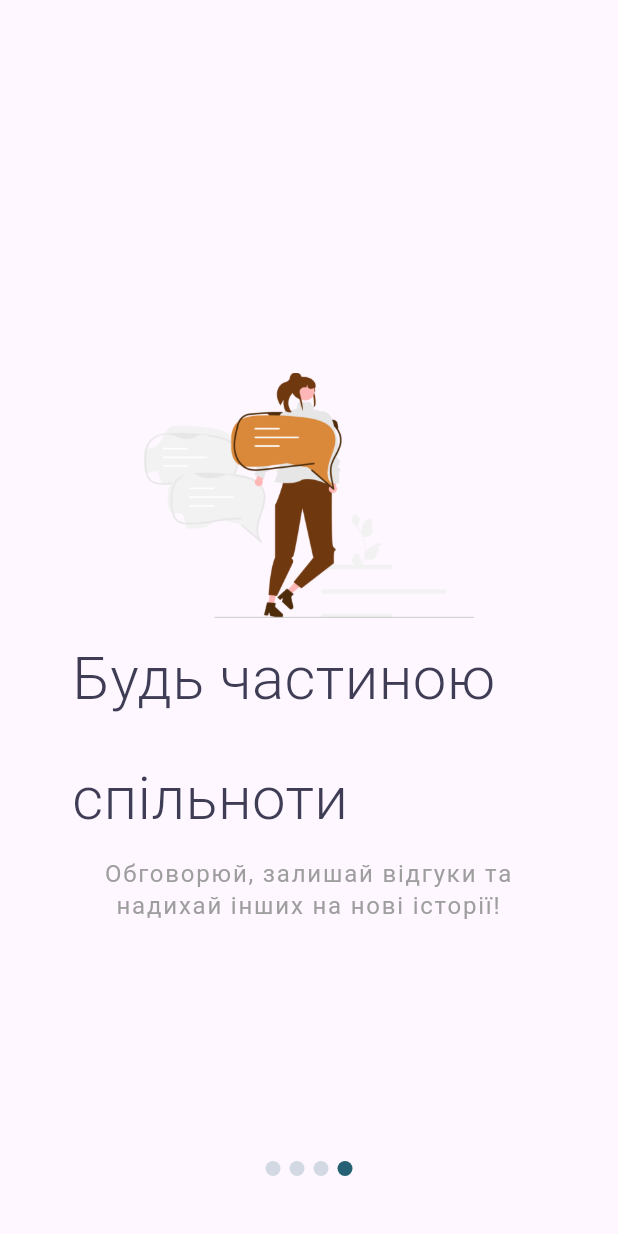
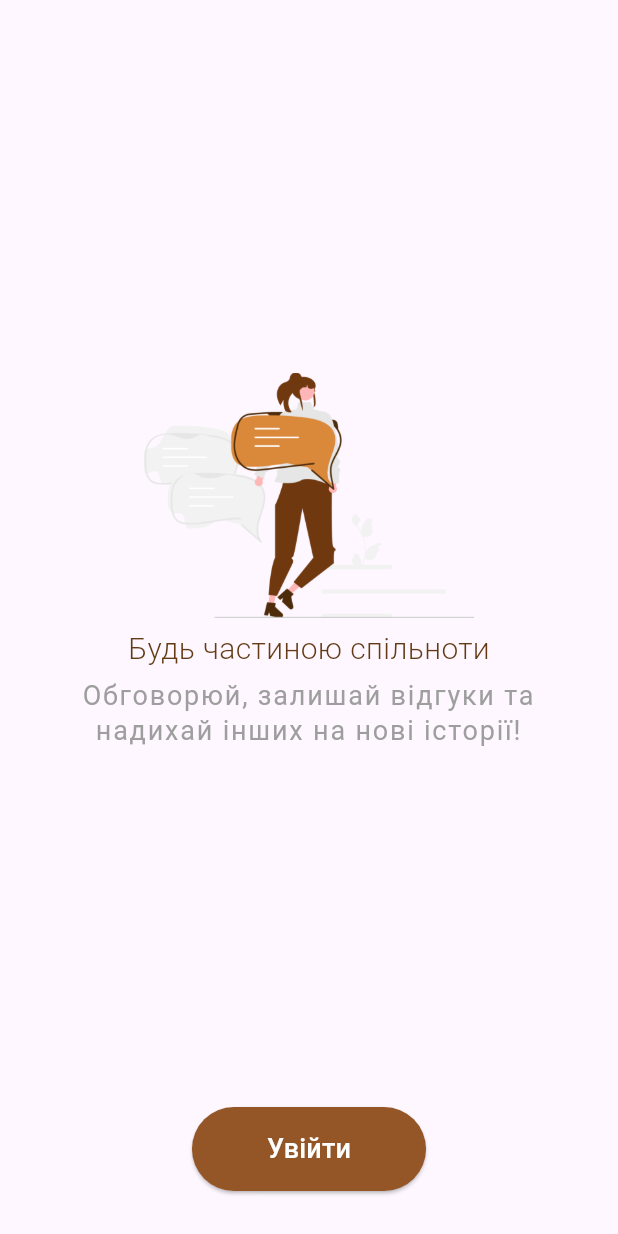
Before and after one commit to stus4/toread, a Flutter app: the screen it shows after launch, swiped to page 4, on a phone screen of 412 x 824 dp. Run offline on Flutter 3.47's test engine with Material 3 defaults, Android fonts, the phone set to English and light mode, and no system bars; drawn by our look-alikes of auto_size_text.

Commit message:
login button

```diff
--- a/lib/main.dart
+++ b/lib/main.dart
@@ -1,7 +1,5 @@
 import 'package:flutter/material.dart';
-import 'package:toread/items.dart';
-import 'package:flutter/services.dart';
-import 'package:flutter/gestures.dart';
+import 'welcome_screen.dart';
 
 void main() => runApp(MyApp());
 
@@ -15,163 +13,3 @@
     );
   }
 }
-
-class WelcomeScreen extends StatefulWidget {
-  @override
-  _WelcomeScreenState createState() => _WelcomeScreenState();
-}
-
-class _WelcomeScreenState extends State<WelcomeScreen> {
-  List<Widget> slides = items
-      .map((item) => Container(
-            padding: EdgeInsets.symmetric(horizontal: 18.0),
-            child: Column(
-              children: <Widget>[
-                Flexible(
-                  flex: 1,
-                  fit: FlexFit.tight,
-                  child: Image.asset(
-                    item['image'],
-                    fit: BoxFit.fitWidth,
-                    width: 220.0,
-                    alignment: Alignment.bottomCenter,
-                  ),
-                ),
-                Flexible(
-                  flex: 1,
-                  fit: FlexFit.tight,
-                  child: Container(
-                    padding: EdgeInsets.symmetric(horizontal: 30.0),
-                    child: Column(
-                      children: <Widget>[
-                        Text(
-                          item['header'],
-                          style: TextStyle(
-                              fontSize: 40.0,
-                              fontWeight: FontWeight.w300,
-                              color: Color(0XFF3F3D56),
-                              height: 2.0),
-                        ),
-                        Text(
-                          item['description'],
-                          style: TextStyle(
-                              color: Colors.grey,
-                              letterSpacing: 1.2,
-                              fontSize: 16.0,
-                              height: 1.3),
-                          textAlign: TextAlign.center,
-                        )
-                      ],
-                    ),
-                  ),
-                )
-              ],
-            ),
-          ))
-      .toList();
-
-  List<Widget> indicator() => List<Widget>.generate(
-        slides.length,
-        (index) => Container(
-          margin: EdgeInsets.symmetric(horizontal: 3.0),
-          height: 10.0,
-          width: 10.0,
-          decoration: BoxDecoration(
-            color: currentPage.round() == index
-                ? Color(0XFF256075)
-                : Color(0XFF256075).withOpacity(0.2),
-            borderRadius: BorderRadius.circular(10.0),
-          ),
-        ),
-      );
-
-  double currentPage = 0.0;
-  final _pageViewController = PageController();
-
-  @override
-  void initState() {
-    super.initState();
-    _pageViewController.addListener(() {
-      setState(() {
-        currentPage = _pageViewController.page ?? 0.0;
-      });
-    });
-  }
-
-  void _onKey(RawKeyEvent event) {
-    if (event is RawKeyDownEvent) {
-      if (event.logicalKey == LogicalKeyboardKey.arrowRight ||
-          event.logicalKey == LogicalKeyboardKey.enter ||
-          event.logicalKey == LogicalKeyboardKey.space) {
-        if (currentPage < slides.length - 1) {
-          _pageViewController.nextPage(
-            duration: Duration(milliseconds: 300),
-            curve: Curves.ease,
-          );
-        }
-      } else if (event.logicalKey == LogicalKeyboardKey.arrowLeft) {
-        if (currentPage > 0) {
-          _pageViewController.previousPage(
-            duration: Duration(milliseconds: 300),
-            curve: Curves.ease,
-          );
-        }
-      }
-    }
-  }
-
-  void _onScroll(PointerSignalEvent event) {
-    if (event is PointerScrollEvent) {
-      if (event.scrollDelta.dy > 0) {
-        if (currentPage < slides.length - 1) {
-          _pageViewController.nextPage(
-            duration: Duration(milliseconds: 300),
-            curve: Curves.ease,
-          );
-        }
-      } else if (event.scrollDelta.dy < 0) {
-        if (currentPage > 0) {
-          _pageViewController.previousPage(
-            duration: Duration(milliseconds: 300),
-            curve: Curves.ease,
-          );
-        }
-      }
-    }
-  }
-
-  @override
-  Widget build(BuildContext context) {
-    return Scaffold(
-      body: RawKeyboardListener(
-        focusNode: FocusNode(),
-        onKey: _onKey,
-        child: Listener(
-          onPointerSignal: _onScroll,
-          child: Stack(
-            children: <Widget>[
-              PageView.builder(
-                controller: _pageViewController,
-                itemCount: slides.length,
-                itemBuilder: (BuildContext context, int index) {
-                  return slides[index];
-                },
-              ),
-              Align(
-                alignment: Alignment.bottomCenter,
-                child: Container(
-                  margin: EdgeInsets.only(top: 70.0),
-                  padding: EdgeInsets.symmetric(vertical: 40.0),
-                  child: Row(
-                    mainAxisAlignment: MainAxisAlignment.center,
-                    children: indicator(),
-                  ),
-                ),
-              ),
-            ],
-          ),
-        ),
-      ),
-    );
-  }
-}
--- /dev/null
+++ b/lib/welcome_screen.dart
@@ -0,0 +1,200 @@
+import 'package:flutter/material.dart';
+import 'package:toread/items.dart';
+import 'package:flutter/services.dart';
+import 'package:flutter/gestures.dart';
+import 'login_screen.dart'; // Імпортуємо сторінку входу
+import 'package:auto_size_text/auto_size_text.dart';
+
+class WelcomeScreen extends StatefulWidget {
+  @override
+  _WelcomeScreenState createState() => _WelcomeScreenState();
+}
+
+class _WelcomeScreenState extends State<WelcomeScreen> {
+  List<Widget> slides = items
+      .map((item) => Container(
+            padding: EdgeInsets.symmetric(horizontal: 18.0),
+            child: Column(
+              children: <Widget>[
+                Flexible(
+                  flex: 1,
+                  fit: FlexFit.tight,
+                  child: Image.asset(
+                    item['image'],
+                    fit: BoxFit.fitWidth,
+                    width: 220.0,
+                    alignment: Alignment.bottomCenter,
+                  ),
+                ),
+                Flexible(
+                  flex: 1,
+                  fit: FlexFit.tight,
+                  child: Container(
+                    padding: EdgeInsets.symmetric(horizontal: 30.0),
+                    child: Column(
+                      children: <Widget>[
+                        AutoSizeText(
+                          item['header'],
+                          style: TextStyle(
+                              fontWeight: FontWeight.w300,
+                              color: Color(0XFF633A14),
+                              height: 2.0),
+                          maxLines: 1, // максимальна кількість рядків
+                          minFontSize: 20, // мінімальний розмір шрифту
+                        ),
+                        AutoSizeText(
+                          item['description'],
+                          style: TextStyle(
+                              color: Colors.grey,
+                              letterSpacing: 1.2,
+                              fontSize: 16.0,
+                              height: 1.3),
+                          textAlign: TextAlign.center,
+                          maxLines: 3, // максимальна кількість рядків
+                          minFontSize: 18, // мінімальний розмір шрифту
+                        ),
+                      ],
+                    ),
+                  ),
+                )
+              ],
+            ),
+          ))
+      .toList();
+
+  List<Widget> indicator() => List<Widget>.generate(
+        slides.length,
+        (index) => Container(
+          margin: EdgeInsets.symmetric(horizontal: 3.0),
+          height: 10.0,
+          width: 10.0,
+          decoration: BoxDecoration(
+            color: currentPage.round() == index
+                ? Color(0XFF955627)
+                : Color(0XFF955627).withOpacity(0.2),
+            borderRadius: BorderRadius.circular(10.0),
+          ),
+        ),
+      );
+
+  double currentPage = 0.0;
+  final _pageViewController = PageController();
+
+  @override
+  void initState() {
+    super.initState();
+    _pageViewController.addListener(() {
+      setState(() {
+        currentPage = _pageViewController.page ?? 0.0;
+      });
+    });
+  }
+
+  void _onKey(RawKeyEvent event) {
+    if (event is RawKeyDownEvent) {
+      if (event.logicalKey == LogicalKeyboardKey.arrowRight ||
+          event.logicalKey == LogicalKeyboardKey.enter ||
+          event.logicalKey == LogicalKeyboardKey.space) {
+        if (currentPage < slides.length - 1) {
+          _pageViewController.nextPage(
+            duration: Duration(milliseconds: 300),
+            curve: Curves.ease,
+          );
+        }
+      } else if (event.logicalKey == LogicalKeyboardKey.arrowLeft) {
+        if (currentPage > 0) {
+          _pageViewController.previousPage(
+            duration: Duration(milliseconds: 300),
+            curve: Curves.ease,
+          );
+        }
+      }
+    }
+  }
+
+  void _onScroll(PointerSignalEvent event) {
+    if (event is PointerScrollEvent) {
+      if (event.scrollDelta.dy > 0) {
+        if (currentPage < slides.length - 1) {
+          _pageViewController.nextPage(
+            duration: Duration(milliseconds: 300),
+            curve: Curves.ease,
+          );
+        }
+      } else if (event.scrollDelta.dy < 0) {
+        if (currentPage > 0) {
+          _pageViewController.previousPage(
+            duration: Duration(milliseconds: 300),
+            curve: Curves.ease,
+          );
+        }
+      }
+    }
+  }
+
+  @override
+  Widget build(BuildContext context) {
+    return Scaffold(
+      body: RawKeyboardListener(
+        focusNode: FocusNode(),
+        onKey: _onKey,
+        child: Listener(
+          onPointerSignal: _onScroll,
+          child: Stack(
+            children: <Widget>[
+              PageView.builder(
+                controller: _pageViewController,
+                itemCount: slides.length,
+                itemBuilder: (BuildContext context, int index) {
+                  return slides[index];
+                },
+              ),
+              Align(
+                alignment: Alignment.bottomCenter,
+                child: Container(
+                  margin: EdgeInsets.only(top: 70.0),
+                  padding: EdgeInsets.symmetric(vertical: 40.0),
+                  child: Row(
+                    mainAxisAlignment: MainAxisAlignment.center,
+                    children: indicator(),
+                  ),
+                ),
+              ),
+              // Кнопка для переходу на сторінку входу
+              if (currentPage.round() ==
+                  slides.length - 1) // Check if on last slide
+                Align(
+                  alignment: Alignment.bottomCenter,
+                  child: Padding(
+                    padding: EdgeInsets.only(bottom: 30.0),
+                    child: ElevatedButton(
+                      onPressed: () {
+                        Navigator.pushReplacement(
+                          context,
+                          MaterialPageRoute(
+                            builder: (context) => LoginScreen(),
+                          ),
+                        );
+                      },
+                      child: AutoSizeText(
+                        'Увійти',
+                        style: TextStyle(fontSize: 18),
+                        maxLines: 1, // максимальна кількість рядків
+                        minFontSize: 12, // мінімальний розмір шрифту
+                      ),
+                      style: ElevatedButton.styleFrom(
+                        backgroundColor: Color(0XFF955627),
+                        foregroundColor: Colors.white,
+                        padding: EdgeInsets.symmetric(
+                            horizontal: 50.0, vertical: 15.0),
+                      ),
+                    ),
+                  ),
+                ),
+            ],
+          ),
+        ),
+      ),
+    );
+  }
+}
--- a/pubspec.yaml
+++ b/pubspec.yaml
@@ -30,7 +30,7 @@
 dependencies:
   flutter:
     sdk: flutter
-
+  auto_size_text: ^3.0.0
   # The following adds the Cupertino Icons font to your application.
   # Use with the CupertinoIcons class for iOS style icons.
   cupertino_icons: ^1.0.8
```
Also changed, not shown: lib/auth_screen.dart (added, +97 -0 lines), lib/login_screen.dart (added, +20 -0 lines), pubspec.lock.
